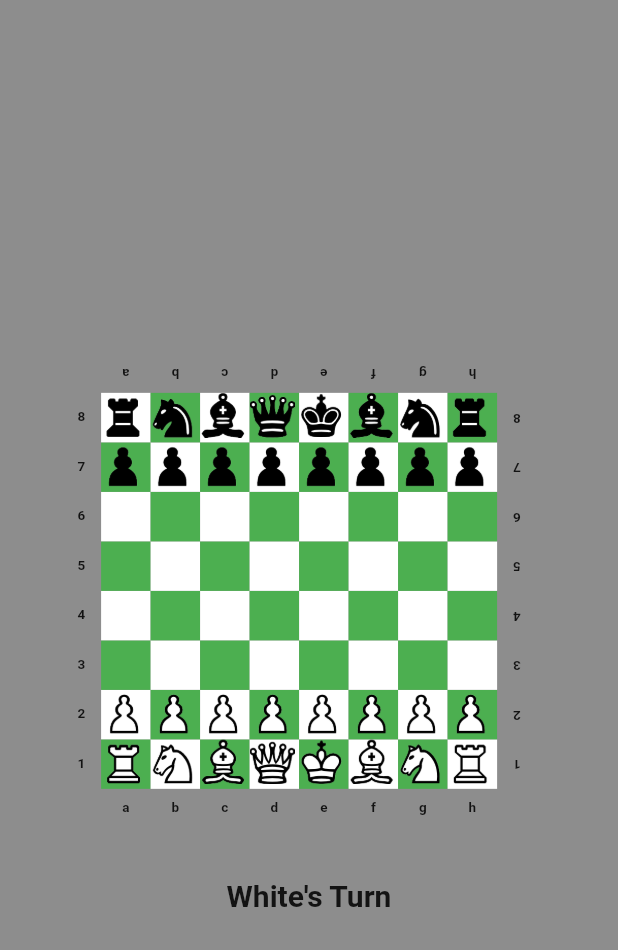
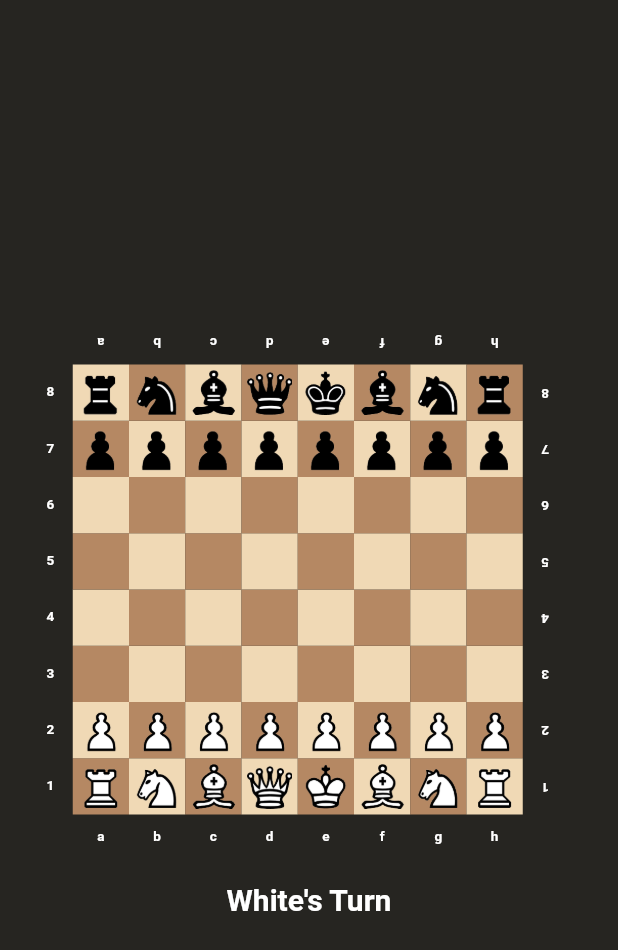
Before and after one commit to eyad-alsawah/chess-with-dart-flutter, a Flutter app: the screen it shows after launch, on a phone screen of 412 x 824 dp. Shown: the top 950 px of the screen. Run offline on Flutter 3.47's test engine with Material 2 defaults, Android fonts, the phone set to English and light mode, and no system bars.

Commit message:
changed theme

```diff
--- a/lib/game_logic.dart
+++ b/lib/game_view.dart
@@ -56,9 +56,9 @@ class _ChessBoardState extends State<ChessBoard> {
                     borderRadius: BorderRadius.all(Radius.circular(12))),
                 content: Container(
                   padding: const EdgeInsets.all(10),
-                  decoration: BoxDecoration(
-                    color: Colors.green.shade100,
-                    borderRadius: const BorderRadius.all(Radius.circular(12)),
+                  decoration: const BoxDecoration(
+                    color: Color(0xFFB58863),
+                    borderRadius: BorderRadius.all(Radius.circular(12)),
                   ),
                   height: 100,
                   width: 100,
@@ -167,6 +167,7 @@ class _ChessBoardState extends State<ChessBoard> {
       onEnPassent: (capturedPawnIndex) {
         chessBoard[capturedPawnIndex]['piece'] = null;
         chessBoard[capturedPawnIndex]['type'] = null;
+
         setState(() {});
       },
       onError: (error, errorString) {},
@@ -203,7 +204,9 @@ class _ChessBoardState extends State<ChessBoard> {
                               child: Text(
                                 filesNotation[index],
                                 style: const TextStyle(
-                                    fontSize: 9, fontWeight: FontWeight.w700),
+                                    color: Colors.white,
+                                    fontSize: 9,
+                                    fontWeight: FontWeight.w700),
                               ),
                             ),
                           ),
@@ -234,7 +237,9 @@ class _ChessBoardState extends State<ChessBoard> {
                             child: Text(
                               ranksNotation[index],
                               style: const TextStyle(
-                                  fontSize: 9, fontWeight: FontWeight.w700),
+                                  color: Colors.white,
+                                  fontSize: 9,
+                                  fontWeight: FontWeight.w700),
                             ),
                           ),
                         ),
@@ -263,34 +268,21 @@ class _ChessBoardState extends State<ChessBoard> {
                         },
                         child: Container(
                           decoration: BoxDecoration(
-                              color: getSquareColor(
-                                  ignoreTappedIndices: true,
-                                  index: index,
-                                  tappedIndices: tappedIndices),
-                              border: Border.all(
-                                  width: 2,
-                                  color: (index == selectedIndex &&
-                                          selectedIndex != null)
-                                      ? Colors.red
-                                      : Colors.transparent)),
-                          padding: const EdgeInsets.all(10),
-                          child: Container(
-                              height: 4,
-                              width: 4,
-                              decoration: BoxDecoration(
-                                shape: BoxShape.circle,
-                                color: getSquareColor(
-                                    ignoreTappedIndices: false,
+                            color: (index == selectedIndex &&
+                                    selectedIndex != null)
+                                ? Colors.lightGreen
+                                : getSquareColor(
+                                    ignoreTappedIndices: true,
                                     index: index,
                                     tappedIndices: tappedIndices),
-                              )),
+                          ),
                         ),
                       ),
                     ),
                   ),
                   drawInitialPieces(
                       playingAs: PlayingAs.white,
-                      boardSize: 330,
+                      boardSize: 375,
                       tappedIndices: tappedIndices),
                 ],
               ),
@@ -313,7 +305,9 @@ class _ChessBoardState extends State<ChessBoard> {
                               child: Text(
                                 ranksNotation[index],
                                 style: const TextStyle(
-                                    fontSize: 9, fontWeight: FontWeight.w700),
+                                    color: Colors.white,
+                                    fontSize: 9,
+                                    fontWeight: FontWeight.w700),
                               ),
                             ),
                           ),
@@ -344,7 +338,9 @@ class _ChessBoardState extends State<ChessBoard> {
                             child: Text(
                               filesNotation[index],
                               style: const TextStyle(
-                                  fontSize: 9, fontWeight: FontWeight.w700),
+                                  color: Colors.white,
+                                  fontSize: 9,
+                                  fontWeight: FontWeight.w700),
                             ),
                           ),
                         ),
@@ -379,9 +375,11 @@ Color getSquareColor(
   if (tappedIndices.contains(index - 1) && !ignoreTappedIndices) {
     squareColor = Colors.red;
   } else if (currentRow % 2 == 0) {
-    squareColor = index % 2 == 0 ? Colors.green : Colors.white;
+    squareColor =
+        index % 2 == 0 ? const Color(0xFFB58863) : const Color(0xFFF0D9B5);
   } else {
-    squareColor = index % 2 == 0 ? Colors.white : Colors.green;
+    squareColor =
+        index % 2 == 0 ? const Color(0xFFF0D9B5) : const Color(0xFFB58863);
   }
   return squareColor;
 }
@@ -390,6 +388,7 @@ Widget drawInitialPieces(
     {required PlayingAs playingAs,
     required double boardSize,
     required List<int> tappedIndices}) {
+  print("drawing pieces");
   return IgnorePointer(
     child: SizedBox(
       width: boardSize * 0.8,
@@ -402,18 +401,24 @@ Widget drawInitialPieces(
           crossAxisCount: 8,
         ),
         itemBuilder: (context, index) => Stack(
+          alignment: Alignment.center,
           children: [
             Visibility(
-                visible: getImageFromBoard(index: index).isNotEmpty,
-                child: Image.asset(
-                    height: 30, width: 30, getImageFromBoard(index: index))),
+              visible: getImageFromBoard(index: index).isNotEmpty,
+              child: Image.asset(
+                height: boardSize * 0.08,
+                width: boardSize * 0.08,
+                getImageFromBoard(index: index),
+              ),
+            ),
             Visibility(
               visible: tappedIndices.contains(index),
               child: Container(
-                padding: const EdgeInsets.all(10),
-                child: Container(
-                  decoration: const BoxDecoration(
-                      shape: BoxShape.circle, color: Colors.red),
+                height: 10,
+                width: 10,
+                decoration: const BoxDecoration(
+                  shape: BoxShape.circle,
+                  color: Colors.lightGreen,
                 ),
               ),
             ),
--- a/lib/main.dart
+++ b/lib/main.dart
@@ -1,7 +1,7 @@
 import 'dart:math';
 
 import 'package:chess/game.dart';
-import 'package:chess/game_logic.dart';
+import 'package:chess/game_view.dart';
 
 import 'package:flutter/material.dart';
 
@@ -41,22 +41,15 @@ class _MyHomePageState extends State<MyHomePage> {
   @override
   Widget build(BuildContext context) {
     return Scaffold(
-      backgroundColor: const Color.fromARGB(255, 141, 141, 141),
+      backgroundColor: Color.fromARGB(255, 38, 37, 33),
       body: Column(
         crossAxisAlignment: CrossAxisAlignment.center,
         mainAxisAlignment: MainAxisAlignment.center,
         children: [
-          Padding(
-            padding: const EdgeInsets.all(20),
-            child: ChessBoard(
+          ChessBoard(
             playingAs: PlayingAs.white,
-              size: 330,
-              onTap: (name) {
-                // setState(() {
-                //   movementHistory.add("$name, ");
-                //   squareName = name;
-                // });
-              },
+            size: 375,
+            onTap: (name) {},
             onPlayingTurnChanged: (playingTurn) {
               currentPlayingTurn = playingTurn == PlayingTurn.white
                   ? "White's Turn"
@@ -64,12 +57,12 @@ class _MyHomePageState extends State<MyHomePage> {
               setState(() {});
             },
           ),
-          ),
 
           Center(
             child: Text(
               currentPlayingTurn,
               style: const TextStyle(
+                color: Colors.white,
                 fontSize: 20,
                 fontWeight: FontWeight.bold,
               ),
--- a/pubspec.yaml
+++ b/pubspec.yaml
@@ -35,6 +35,8 @@ dependencies:
   # The following adds the Cupertino Icons font to your application.
   # Use with the CupertinoIcons class for iOS style icons.
   cupertino_icons: ^1.0.2
+  audioplayers: ^4.1.0
+  audioplayer: ^0.8.1
 
 dev_dependencies:
   flutter_test:
```
Lines whose indentation alone changed are shown as unchanged.
